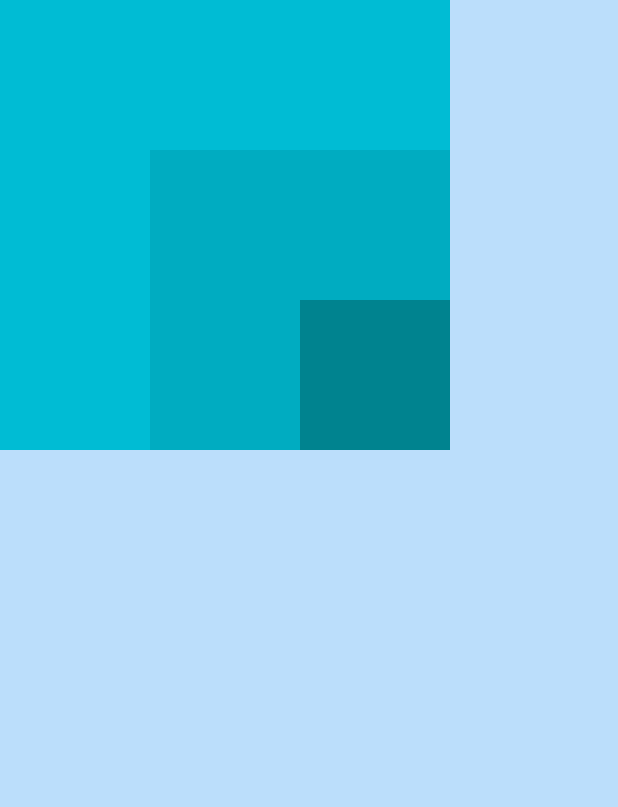
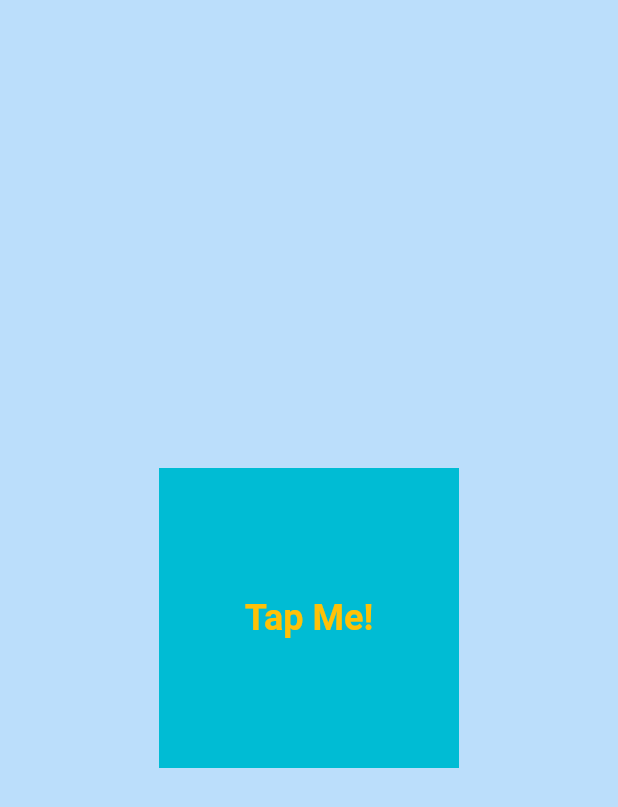
Before and after one commit to Balint90/basic_widgets, a Flutter app: the screen it shows after launch, on a phone screen of 412 x 824 dp. Shown: the top 807 px of the screen. Run offline on Flutter 3.47's test engine with Material 2 defaults, Android fonts, the phone set to English and light mode, and no system bars.

```diff
--- a/lib/main.dart
+++ b/lib/main.dart
@@ -12,27 +12,30 @@ class MyApp extends StatelessWidget {
     return MaterialApp(
       debugShowCheckedModeBanner: false,
       home: Scaffold(
-          backgroundColor: Colors.blue[100],
-          body: Stack(
-            alignment: Alignment.bottomRight,
-            children: [
-              Container(
-                width: 300,
-                height: 300,
-                color: Colors.cyan,
+        backgroundColor: Colors.blue[100],
+        body: Center(
+          child: GestureDetector(
+            onTap: () {
+              print('Tapped');
+            },
+            child: Container(
+              width: 200,
+              height: 200,
+              color: Colors.cyan,
+              child: Center(
+                child: Text(
+                  "Tap Me!",
+                  style: TextStyle(
+                    color: Colors.amber,
+                    fontSize: 24,
+                    fontWeight: FontWeight.bold,
+                  ),
+                ),
               ),
-              Container(
-                width: 200,
-                height: 200,
-                color: Colors.cyan[600],
-              ),
-              Container(
-                width: 100,
-                height: 100,
-                color: Colors.cyan[800],
-              ),
-            ],
-          )),
+            ),
+          ),
+        ),
+      ),
     );
   }
 }
```
